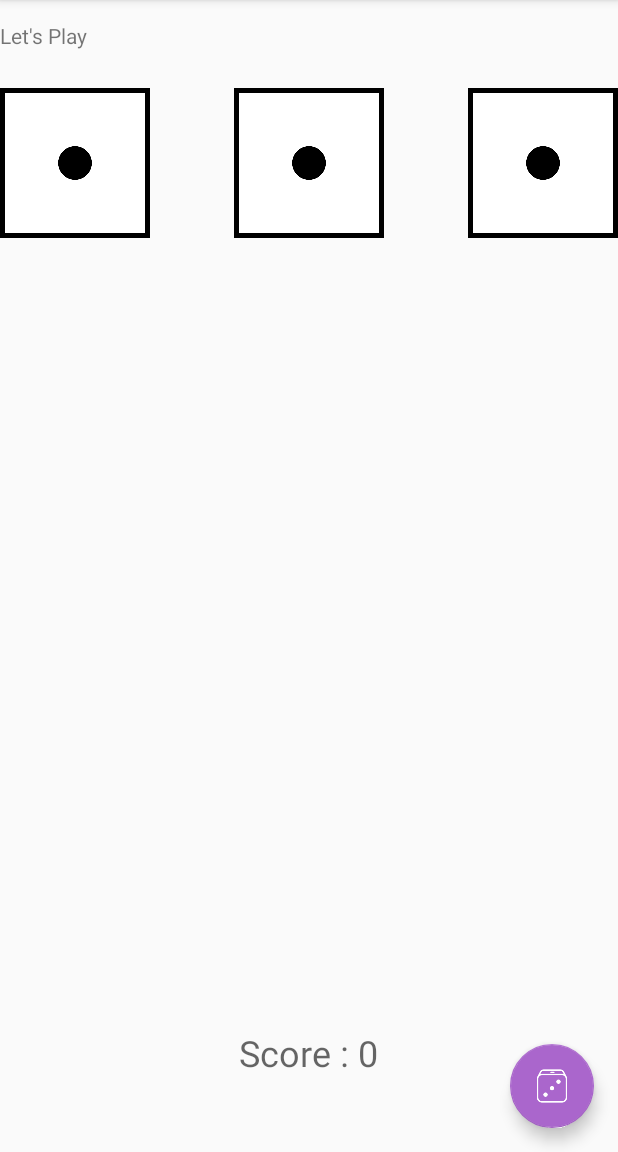
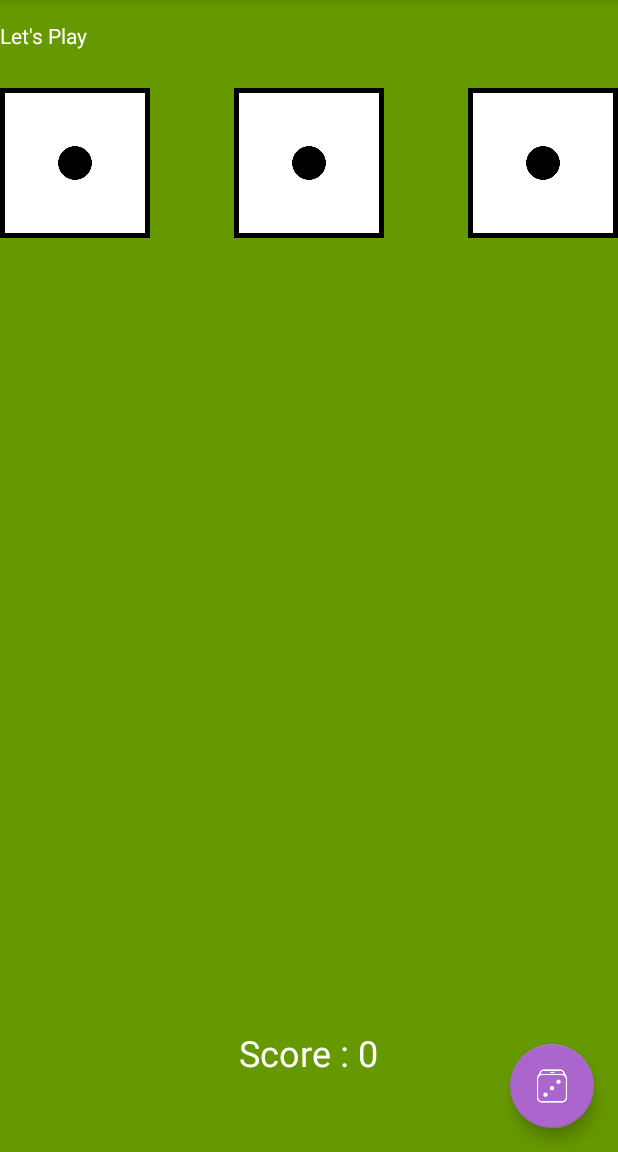
Before and after one commit to sherlynlobo/Diceout, an Android app: the screen it shows after launch (MainActivity), on a phone screen of 412 x 824 dp, the part 84-1236 px from its top. Run offline under Robolectric (Android 15) with nearby library versions, the phone set to English and light mode, and no system bars.

Commit message:
Added Design

```diff
--- a/app/src/main/res/layout/content_main.xml
+++ b/app/src/main/res/layout/content_main.xml
@@ -2,23 +2,17 @@
 <RelativeLayout xmlns:android="http://schemas.android.com/apk/res/android"
     xmlns:tools="http://schemas.android.com/tools"
     android:layout_width="match_parent"
-    android:layout_height="match_parent">
+    android:layout_height="match_parent"
+    android:background="@android:color/holo_green_dark">
 
 
-    <TextView
-        android:id="@+id/rollResult"
-        android:layout_width="wrap_content"
-        android:layout_height="wrap_content"
-        android:layout_marginTop="70dp"
-        android:text="@string/let_s_play" />
-
     <ImageView
+        android:id="@+id/die1Image"
         android:layout_width="100dp"
         android:layout_height="100dp"
-        android:id="@+id/die1Image"
         android:layout_below="@id/rollResult"
+        android:layout_alignParentLeft="true"
         android:layout_marginTop="25dp"
-        android:layout_alignParentLeft="true"
         android:src="@drawable/die_1" />
 
     <ImageView
@@ -26,8 +20,8 @@
         android:layout_width="100dp"
         android:layout_height="100dp"
         android:layout_below="@id/rollResult"
+        android:layout_centerHorizontal="true"
         android:layout_marginTop="25dp"
-        android:layout_centerHorizontal="true"
         android:src="@drawable/die_1" />
 
     <ImageView
@@ -35,9 +29,17 @@
         android:layout_width="100dp"
         android:layout_height="100dp"
         android:layout_below="@id/rollResult"
+        android:layout_alignParentRight="true"
         android:layout_marginTop="25dp"
-        android:layout_alignParentRight="true"
         android:src="@drawable/die_1" />
+
+    <TextView
+        android:id="@+id/rollResult"
+        android:layout_width="wrap_content"
+        android:layout_height="wrap_content"
+        android:layout_marginTop="70dp"
+        android:text="@string/let_s_play"
+        android:textColor="@android:color/white" />
 
     <TextView
         android:id="@+id/scoreText"
@@ -48,6 +50,7 @@
         android:layout_marginBottom="50dp"
         android:text="Score : 0"
         android:textAppearance="@style/TextAppearance.AppCompat.Display1"
+        android:textColor="@android:color/white"
         android:textSize="24sp" />
 
 </RelativeLayout>
```
